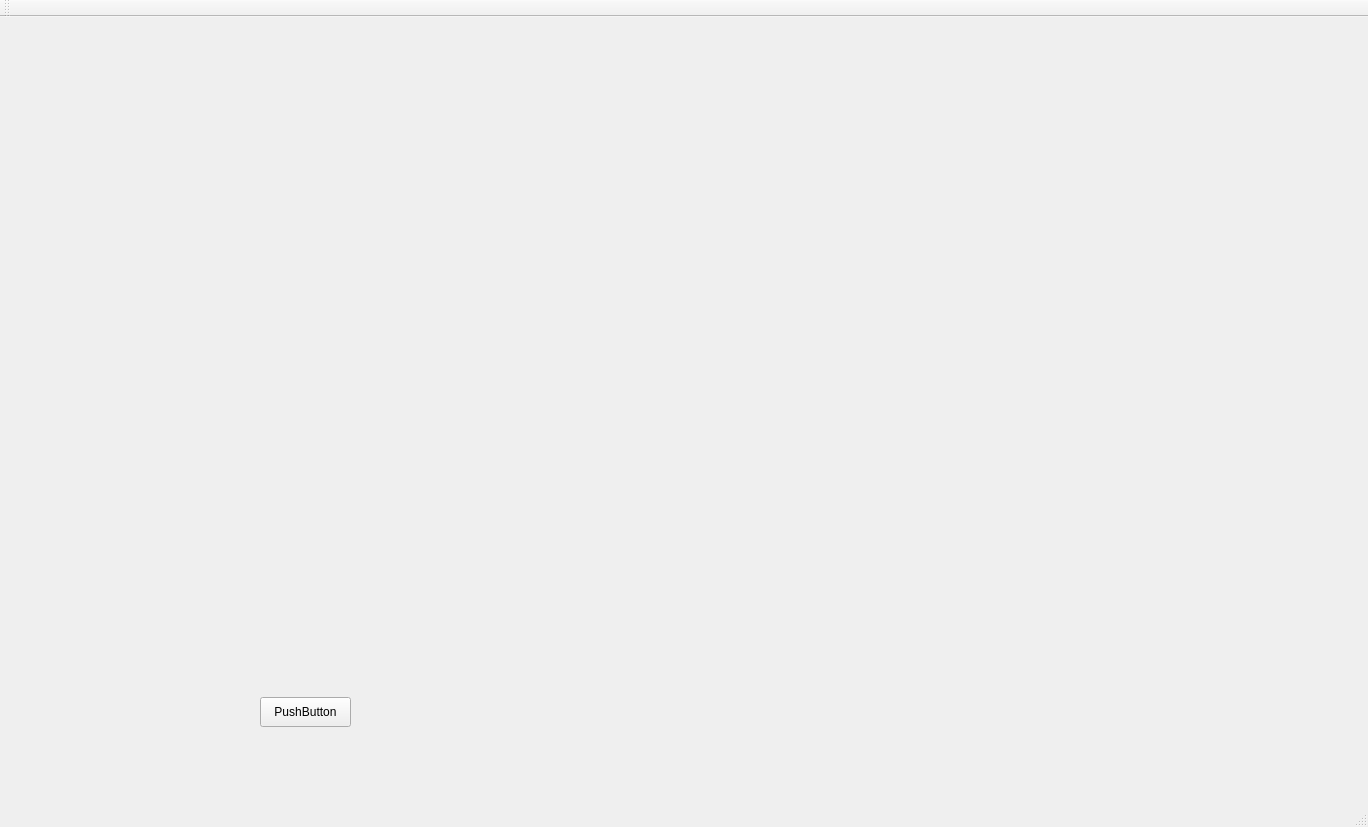
Above: mainwindow.ui from DatName/mmgraphs before the change. Below: the same form after it.
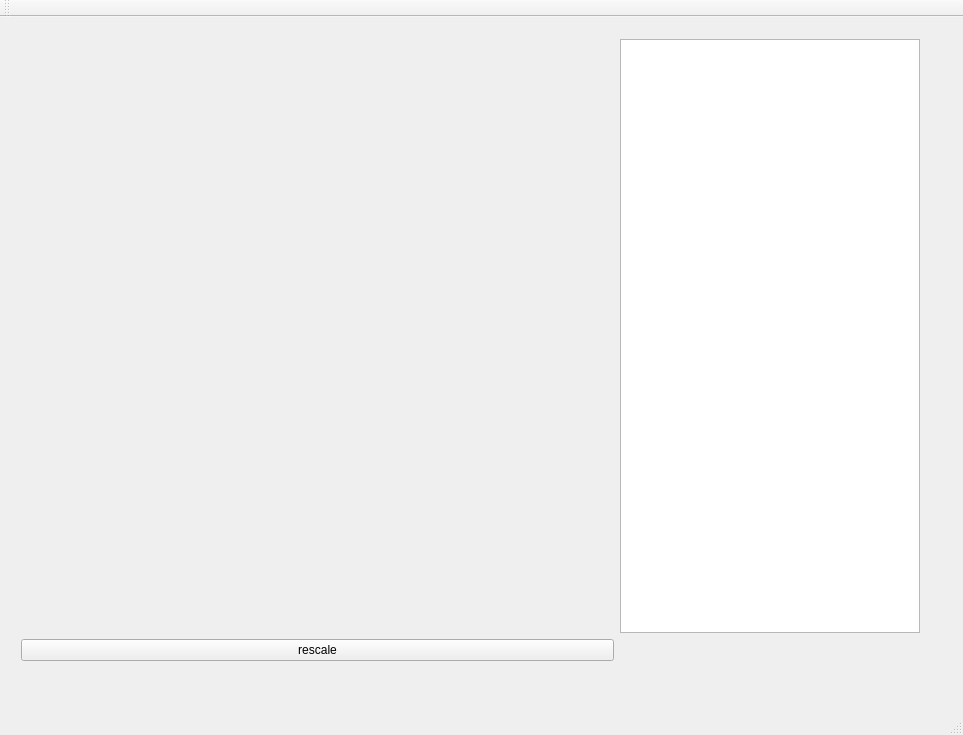
That is the form after the change. Custom widgets are drawn as their Qt base class.

Commit message: multithreading refactored; adding indicators through list

```diff
--- a/mainwindow.ui
+++ b/mainwindow.ui
@@ -6,39 +6,74 @@
    <rect>
     <x>0</x>
     <y>0</y>
-    <width>1368</width>
-    <height>827</height>
+    <width>963</width>
+    <height>735</height>
    </rect>
   </property>
   <property name="windowTitle">
    <string>MainWindow</string>
   </property>
   <widget class="QWidget" name="centralWidget">
-   <widget class="QPushButton" name="add">
+   <widget class="QWidget" name="">
     <property name="geometry">
      <rect>
-      <x>260</x>
-      <y>680</y>
-      <width>91</width>
-      <height>30</height>
-     </rect>
-    </property>
-    <property name="text">
-     <string>PushButton</string>
-    </property>
-   </widget>
-   <widget class="QWidget" name="gridLayoutWidget">
-    <property name="geometry">
-     <rect>
-      <x>20</x>
-      <y>10</y>
-      <width>651</width>
-      <height>601</height>
+      <x>10</x>
+      <y>11</y>
+      <width>921</width>
+      <height>644</height>
      </rect>
     </property>
     <layout class="QGridLayout" name="gridLayout">
+     <item row="2" column="0">
+      <widget class="QPushButton" name="rescale">
+       <property name="sizePolicy">
+        <sizepolicy hsizetype="Preferred" vsizetype="Preferred">
+         <horstretch>0</horstretch>
+         <verstretch>0</verstretch>
+        </sizepolicy>
+       </property>
+       <property name="text">
+        <string>rescale</string>
+       </property>
+      </widget>
+     </item>
+     <item row="0" column="1">
+      <widget class="QListWidget" name="indicatorsList">
+       <property name="sizePolicy">
+        <sizepolicy hsizetype="Ignored" vsizetype="Preferred">
+         <horstretch>4</horstretch>
+         <verstretch>4</verstretch>
+        </sizepolicy>
+       </property>
+       <property name="minimumSize">
+        <size>
+         <width>300</width>
+         <height>0</height>
+        </size>
+       </property>
+       <property name="maximumSize">
+        <size>
+         <width>300</width>
+         <height>600</height>
+        </size>
+       </property>
+      </widget>
+     </item>
      <item row="0" column="0">
-      <widget class="QCustomPlot" name="plot" native="true"/>
+      <widget class="QCustomPlot" name="plot" native="true">
+       <property name="sizePolicy">
+        <sizepolicy hsizetype="Ignored" vsizetype="Preferred">
+         <horstretch>4</horstretch>
+         <verstretch>4</verstretch>
+        </sizepolicy>
+       </property>
+       <property name="minimumSize">
+        <size>
+         <width>600</width>
+         <height>600</height>
+        </size>
+       </property>
+      </widget>
      </item>
     </layout>
    </widget>
```
Left out of the diff: 6 changed lines with no effect on the pictures. The commit also changes 14 other files.
